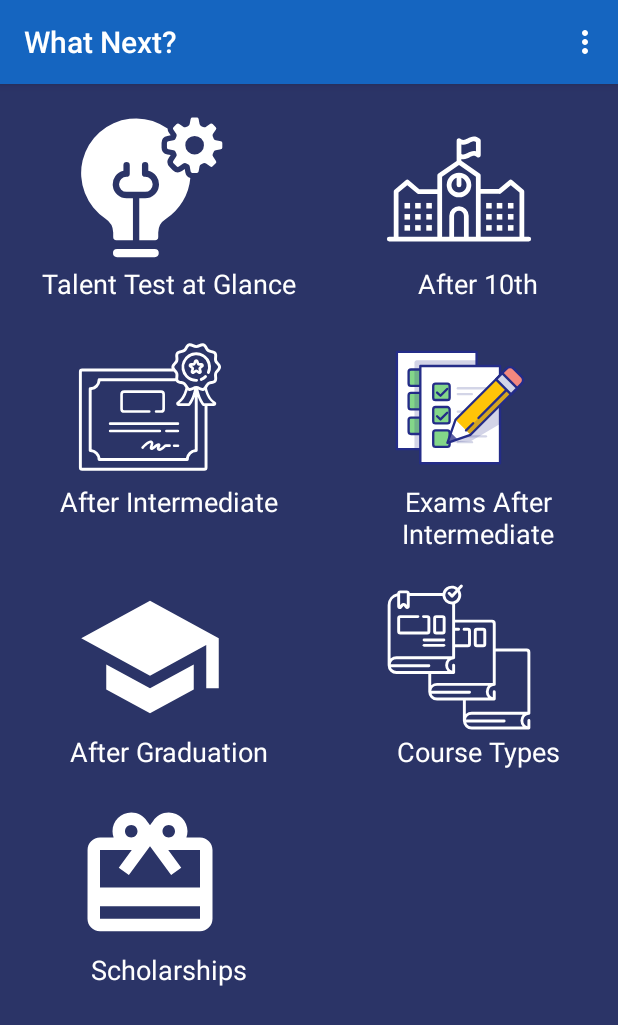
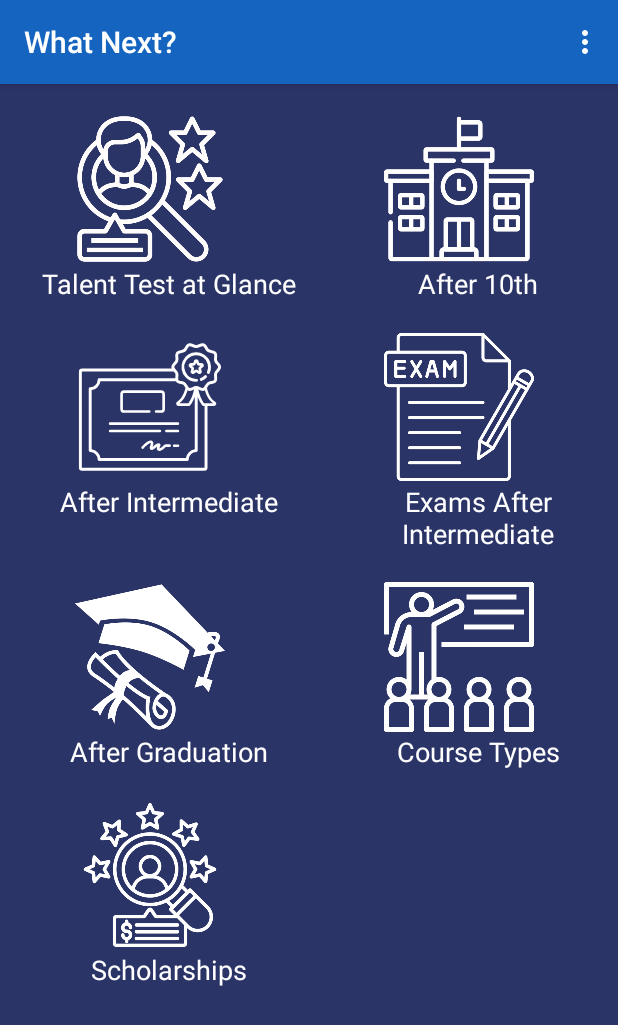
Before and after one commit to prasher1421/UnityEd, an Android app: the screen it shows after launch (MainActivity), on a phone screen of 412 x 824 dp. Shown: the top 1025 px of the screen. Run offline under Robolectric (Android 15) with nearby library versions, the phone set to English and light mode, and no system bars.

Commit message:
Updating icons

```diff
--- a/app/src/main/java/com/example/educationapp/activity/MainActivity.kt
+++ b/app/src/main/java/com/example/educationapp/activity/MainActivity.kt
@@ -129,12 +129,12 @@ class MainActivity : AppCompatActivity() {
      fun addLangData() {
         val talent_test = FirstPage()
         talent_test.title = "Talent Test at Glance"
-        talent_test.img_icon= R.drawable.ic_talent_test
+        talent_test.img_icon= R.drawable.test_talent
         title_icon.add(talent_test)
 
         val after_tenth = FirstPage()
         after_tenth.title = "After 10th"
-        after_tenth.img_icon= R.drawable.ic_after10th
+        after_tenth.img_icon= R.drawable.school
         title_icon.add(after_tenth)
 
         val after_intermediate = FirstPage()
@@ -144,22 +144,22 @@ class MainActivity : AppCompatActivity() {
 
         val exam_after_intermediate = FirstPage()
         exam_after_intermediate.title = "Exams After Intermediate"
-        exam_after_intermediate.img_icon= R.drawable.ic_exam
+        exam_after_intermediate.img_icon= R.drawable.exam
         title_icon.add(exam_after_intermediate)
 
         val after_graduation = FirstPage()
         after_graduation.title = "After Graduation"
-        after_graduation.img_icon= R.drawable.ic_school_black_24dp
+        after_graduation.img_icon= R.drawable.after_graduation
         title_icon.add(after_graduation)
 
         val course_types = FirstPage()
         course_types.title = "Course Types"
-        course_types.img_icon= R.drawable.ic_coursetypes
+        course_types.img_icon= R.drawable.course
         title_icon.add(course_types)
 
          val scholarships = FirstPage()
         scholarships.title = "Scholarships"
-        scholarships.img_icon= R.drawable.baseline_scholarship_24
+        scholarships.img_icon= R.drawable.scholarship
         title_icon.add(scholarships)
     }
 
```
Also changed, not shown: app/src/main/res/drawable/after_graduation.png (added), app/src/main/res/drawable/course.png (added), app/src/main/res/drawable/exam.png (added), app/src/main/res/drawable/scholarship.png (added), app/src/main/res/drawable/school.png (added), app/src/main/res/drawable/test_talent.png (added).
